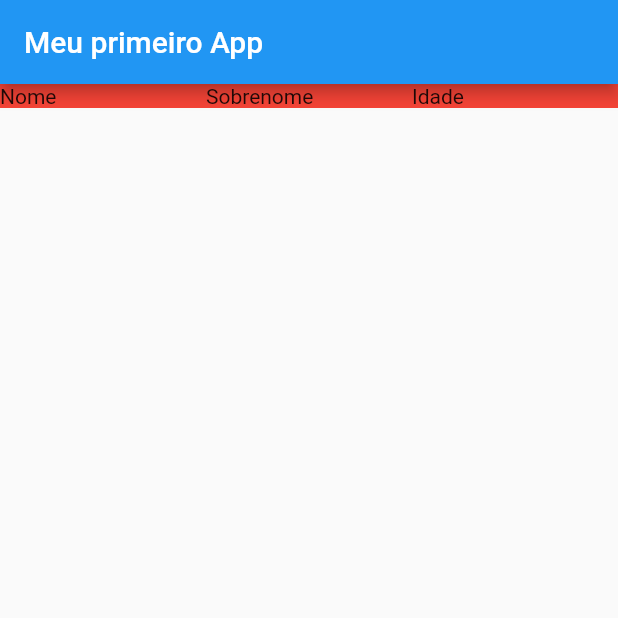
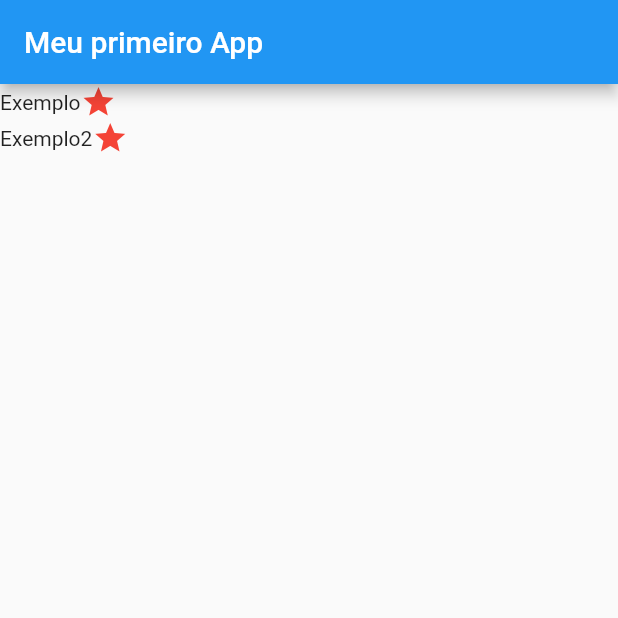
Before and after one commit to paulinhovs/Estudos-Flutter, a Flutter app: the screen it shows after launch, on a phone screen of 412 x 824 dp, the top half of it. Run offline on Flutter 3.47's test engine with Material 2 defaults, Android fonts, the phone set to English and light mode, and no system bars.

Commit message:
Aprendendo sobre esturuta, layout e posicionamento

```diff
--- a/lib/main.dart
+++ b/lib/main.dart
@@ -18,16 +18,27 @@ class MyApp extends StatelessWidget {
             appBar: AppBar(
               title: Text('Meu primeiro App'),
             ),
-            body: Container(
-                color: Colors.red,
-                child: Row(children: [
-                  Expanded(
-                    child: Text('Nome'),
-                  ),
-                  Expanded(
-                    child: Text('Sobrenome'),
-                  ),
-                  Expanded(child: Text('Idade'))
-                ]))));
+            body: Column(
+              children: [
+                Row(
+                  children: [
+                    Text('Exemplo'),
+                    Icon(
+                      Icons.star,
+                      color: Colors.red,
+                    )
+                  ],
+                ),
+                Row(
+                  children: [
+                    Text('Exemplo2'),
+                    Icon(
+                      Icons.star,
+                      color: Colors.red,
+                    )
+                  ],
+                )
+              ],
+            )));
   }
 }
```
